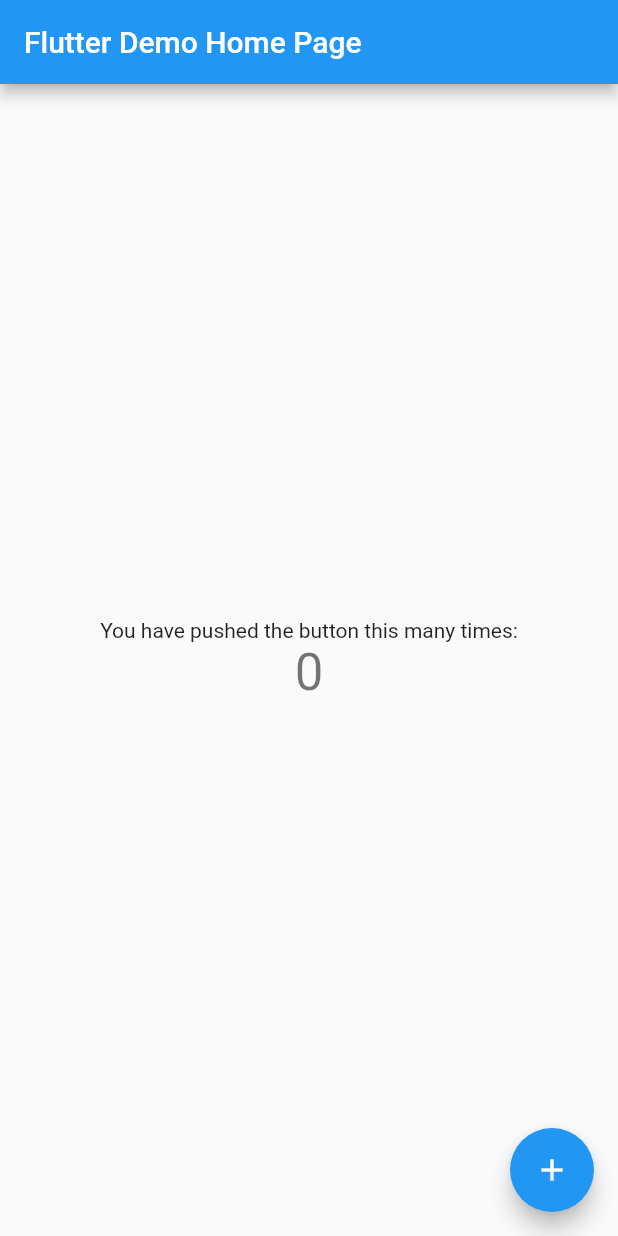
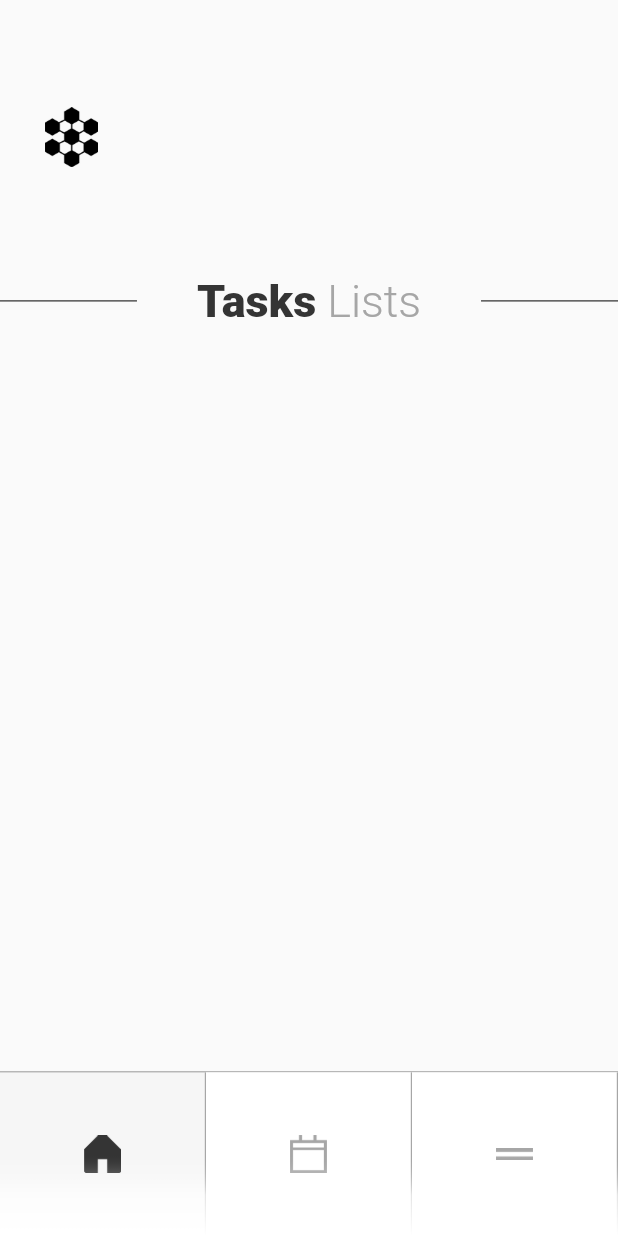
Before and after one commit to shamnex/flutter_challenges, a Flutter app: the screen it shows after launch, on a phone screen of 412 x 824 dp. Run offline on Flutter 3.47's test engine with Material 2 defaults, Android fonts, the phone set to English and light mode, and no system bars.

Commit message:
challenge 03: Built Bottom Appbar

```diff
--- a/03_task_manager/lib/main.dart
+++ b/03_task_manager/lib/main.dart
@@ -1,109 +1,6 @@
 import 'package:flutter/material.dart';
+import 'package:tasks_manager/src/app.dart';
 
-void main() => runApp(new MyApp());
-
-class MyApp extends StatelessWidget {
-  // This widget is the root of your application.
-  @override
-  Widget build(BuildContext context) {
-    return new MaterialApp(
-      title: 'Flutter Demo',
-      theme: new ThemeData(
-        // This is the theme of your application.
-        //
-        // Try running your application with "flutter run". You'll see the
-        // application has a blue toolbar. Then, without quitting the app, try
-        // changing the primarySwatch below to Colors.green and then invoke
-        // "hot reload" (press "r" in the console where you ran "flutter run",
-        // or press Run > Flutter Hot Reload in IntelliJ). Notice that the
-        // counter didn't reset back to zero; the application is not restarted.
-        primarySwatch: Colors.blue,
-      ),
-      home: new MyHomePage(title: 'Flutter Demo Home Page'),
-    );
-  }
+void main() {
+  runApp(App());
 }
-
-class MyHomePage extends StatefulWidget {
-  MyHomePage({Key key, this.title}) : super(key: key);
-
-  // This widget is the home page of your application. It is stateful, meaning
-  // that it has a State object (defined below) that contains fields that affect
-  // how it looks.
-
-  // This class is the configuration for the state. It holds the values (in this
-  // case the title) provided by the parent (in this case the App widget) and
-  // used by the build method of the State. Fields in a Widget subclass are
-  // always marked "final".
-
-  final String title;
-
-  @override
-  _MyHomePageState createState() => new _MyHomePageState();
-}
-
-class _MyHomePageState extends State<MyHomePage> {
-  int _counter = 0;
-
-  void _incrementCounter() {
-    setState(() {
-      // This call to setState tells the Flutter framework that something has
-      // changed in this State, which causes it to rerun the build method below
-      // so that the display can reflect the updated values. If we changed
-      // _counter without calling setState(), then the build method would not be
-      // called again, and so nothing would appear to happen.
-      _counter++;
-    });
-  }
-
-  @override
-  Widget build(BuildContext context) {
-    // This method is rerun every time setState is called, for instance as done
-    // by the _incrementCounter method above.
-    //
-    // The Flutter framework has been optimized to make rerunning build methods
-    // fast, so that you can just rebuild anything that needs updating rather
-    // than having to individually change instances of widgets.
-    return new Scaffold(
-      appBar: new AppBar(
-        // Here we take the value from the MyHomePage object that was created by
-        // the App.build method, and use it to set our appbar title.
-        title: new Text(widget.title),
-      ),
-      body: new Center(
-        // Center is a layout widget. It takes a single child and positions it
-        // in the middle of the parent.
-        child: new Column(
-          // Column is also layout widget. It takes a list of children and
-          // arranges them vertically. By default, it sizes itself to fit its
-          // children horizontally, and tries to be as tall as its parent.
-          //
-          // Invoke "debug paint" (press "p" in the console where you ran
-          // "flutter run", or select "Toggle Debug Paint" from the Flutter tool
-          // window in IntelliJ) to see the wireframe for each widget.
-          //
-          // Column has various properties to control how it sizes itself and
-          // how it positions its children. Here we use mainAxisAlignment to
-          // center the children vertically; the main axis here is the vertical
-          // axis because Columns are vertical (the cross axis would be
-          // horizontal).
-          mainAxisAlignment: MainAxisAlignment.center,
-          children: <Widget>[
-            new Text(
-              'You have pushed the button this many times:',
-            ),
-            new Text(
-              '$_counter',
-              style: Theme.of(context).textTheme.display1,
-            ),
-          ],
-        ),
-      ),
-      floatingActionButton: new FloatingActionButton(
-        onPressed: _incrementCounter,
-        tooltip: 'Increment',
-        child: new Icon(Icons.add),
-      ), // This trailing comma makes auto-formatting nicer for build methods.
-    );
-  }
-}
--- /dev/null
+++ b/03_task_manager/lib/src/app.dart
@@ -0,0 +1,14 @@
+import 'package:flutter/material.dart';
+import 'package:tasks_manager/src/screens/home_screen.dart';
+
+class App extends StatelessWidget {
+  Widget build(BuildContext context) {
+    return MaterialApp(
+      debugShowCheckedModeBanner: false,
+      theme: ThemeData(
+
+      ),
+      home: HomeScreen(),
+    );
+  }
+}
--- /dev/null
+++ b/03_task_manager/lib/src/data/constants.dart
@@ -0,0 +1,30 @@
+import 'package:flutter/painting.dart';
+import 'package:flutter/material.dart';
+
+class AppColors {
+  static const Color purple = const Color(0xFF3B2995);
+  static const Color red = const Color(0xFFde3434);
+  static const Color brown = const Color(0xFFc7a682);
+  static const Color lightGrey = const Color(0xFFa6a6a6);
+  static const Color black = const Color(0xFF343434);
+}
+
+class BGColors {
+  static List<Color> getAll() {
+    return [
+      const Color(0xFFf2e8da),
+      const Color(0xFFefefe7),
+      const Color(0xFFd2da75),
+      const Color(0xFFf7f7f7),
+    ];
+  }
+}
+
+class AppImages {
+  static const logo = "assets/graphics/logo.png";
+}
+class AppIcons {
+  static const home = "assets/icons/home.png";
+  static const calender = "assets/icons/calender.png";
+  static const burger = "assets/icons/burger.png";
+}
--- /dev/null
+++ b/03_task_manager/lib/src/screens/home_screen.dart
@@ -0,0 +1,51 @@
+import 'package:flutter/cupertino.dart';
+import 'package:flutter/material.dart';
+import 'package:tasks_manager/src/data/constants.dart';
+import 'package:tasks_manager/src/screens/tabs/burger_tab.dart';
+import 'package:tasks_manager/src/screens/tabs/calendar_tab.dart';
+import 'package:tasks_manager/src/screens/tabs/tasks_tab.dart';
+import 'package:tasks_manager/src/widgets/tm_bottom_appbar.dart';
+
+class HomeScreen extends StatefulWidget {
+  @override
+  State<HomeScreen> createState() {
+    return HomeScreenState();
+  }
+}
+
+class HomeScreenState extends State<HomeScreen> {
+  Widget _currentScreen;
+
+  final _tabs = [
+    TasksTab(),
+    CalendarTab(),
+    BurgerTab(),
+  ];
+
+  @override
+  void initState() {
+    _currentScreen = _tabs[0];
+    super.initState();
+  }
+
+  final List<String> items = [
+    AppIcons.home,
+    AppIcons.calender,
+    AppIcons.burger,
+  ];
+
+  @override
+  Widget build(BuildContext context) {
+    return Scaffold(
+      bottomNavigationBar: TMBottomAppBar(
+        onIndexChanged: (index) {
+          setState(() {
+            _currentScreen = _tabs[index];
+          });
+        },
+        items: items,
+      ),
+      body: _currentScreen,
+    );
+  }
+}
--- /dev/null
+++ b/03_task_manager/lib/src/screens/tabs/burger_tab.dart
@@ -0,0 +1,9 @@
+import 'package:flutter/material.dart';
+
+class BurgerTab extends StatelessWidget {
+  @override
+  Widget build(BuildContext context) {
+    // TODO: implement build
+    return Center(child: Text("Burger Tab"));
+  }
+}
--- /dev/null
+++ b/03_task_manager/lib/src/screens/tabs/calendar_tab.dart
@@ -0,0 +1,11 @@
+import 'package:flutter/material.dart';
+
+class CalendarTab extends StatelessWidget {
+  @override
+  Widget build(BuildContext context) {
+    // TODO: implement build
+    return Center(
+      child: Text("Burger Tab"),
+    );
+  }
+}
--- /dev/null
+++ b/03_task_manager/lib/src/screens/tabs/tasks_tab.dart
@@ -0,0 +1,72 @@
+import "package:flutter/material.dart";
+import 'package:tasks_manager/src/data/constants.dart';
+
+class TasksTab extends StatelessWidget {
+  @override
+  Widget build(BuildContext context) {
+    final double screenHeight = MediaQuery.of(context).size.height;
+
+    // TODO: implement build
+    return SafeArea(
+      child: Container(
+        child: Column(
+          children: [
+            _buildAppBar(screenHeight),
+            _buildTitle(screenHeight),
+          ],
+        ),
+      ),
+    );
+  }
+
+  Widget _buildAppBar(double screenHeight) {
+    return Container(
+      height: screenHeight / 4.5,
+      alignment: Alignment.centerLeft,
+      padding: const EdgeInsets.symmetric(horizontal: 30.0, vertical: 30.0),
+      child: Image.asset(
+        AppImages.logo,
+        height: 40.0,
+      ),
+    );
+  }
+
+  Widget _buildTitle(double screenHeight) {
+    return Container(
+      child: Row(
+        children: <Widget>[
+          Expanded(
+            child: Divider(
+              color: Colors.black,
+            ),
+          ),
+          Container(
+            margin: EdgeInsets.symmetric(horizontal: 40.0),
+            child: RichText(
+              text: TextSpan(
+                text: "Tasks",
+                style: TextStyle(
+                  color: AppColors.black,
+                  fontWeight: FontWeight.w900,
+                  fontSize: 30.0,
+                ),
+                children: [
+                  TextSpan(
+                      text: " Lists",
+                      style: TextStyle(
+                          fontWeight: FontWeight.w300,
+                          color: AppColors.lightGrey))
+                ],
+              ),
+            ),
+          ),
+          Expanded(
+            child: Divider(
+              color: Colors.black,
+            ),
+          ),
+        ],
+      ),
+    );
+  }
+}
--- /dev/null
+++ b/03_task_manager/lib/src/widgets/tm_bottom_appbar.dart
@@ -0,0 +1,134 @@
+import 'package:flutter/cupertino.dart';
+import 'package:flutter/material.dart';
+import 'package:tasks_manager/src/data/constants.dart';
+
+class TMBottomAppBar extends StatefulWidget {
+  final List<String> items;
+  final Function(int) onIndexChanged;
+  const TMBottomAppBar({
+    Key key,
+    @required this.items,
+    @required this.onIndexChanged,
+  }) : super(key: key);
+
+  @override
+  TMBottomAppBarState createState() {
+    return new TMBottomAppBarState();
+  }
+}
+
+class TMBottomAppBarState extends State<TMBottomAppBar> {
+  int currentIndex;
+
+  @override
+  void initState() {
+    currentIndex = 0;
+    // TODO: implement initState
+    super.initState();
+  }
+
+  @override
+  Widget build(BuildContext context) {
+    final screenHeight = MediaQuery.of(context).size.height;
+    return BottomAppBar(
+      elevation: 0.0,
+      color: Colors.white,
+      child: Builder(
+        builder: (BuildContext context) {
+          return Container(
+            foregroundDecoration: BoxDecoration(
+              backgroundBlendMode: BlendMode.screen,
+              gradient: new LinearGradient(
+                begin: Alignment(0.0, 0.0),
+                end: Alignment(0.00, 1.0),
+                colors: [
+                  Colors.transparent,
+                  Colors.white.withOpacity(0.7),
+                  Colors.white,
+                ],
+              ),
+            ),
+            decoration: BoxDecoration(
+              border: Border(
+                top: BorderSide(
+                  width: 0.8,
+                  color: AppColors.lightGrey,
+                ),
+              ),
+            ),
+            height: screenHeight / 7.5,
+            child: Row(
+              children: _buildItems(widget.items),
+            ),
+          );
+        },
+      ),
+    );
+  }
+
+  List<TMButtomAppBarItem> _buildItems(List<String> items) {
+    List<TMButtomAppBarItem> _ = [];
+
+    items.asMap().forEach((int index, String item) {
+      _.add(TMButtomAppBarItem(
+        assetIcon: item,
+        isActive: index == currentIndex,
+        onPressed: () {
+          widget.onIndexChanged(index);
+          setState(() {
+            currentIndex = index;
+          });
+        },
+      ));
+    });
+
+    return _;
+  }
+}
+
+class TMButtomAppBarItem extends StatelessWidget {
+  final VoidCallback onPressed;
+  final String assetIcon;
+  final bool isActive;
+  const TMButtomAppBarItem({
+    Key key,
+    @required this.assetIcon,
+    @required this.onPressed,
+    this.isActive = false,
+  }) : super(key: key);
+
+  @override
+  Widget build(BuildContext context) {
+    return Expanded(
+      child: CupertinoButton(
+        padding: EdgeInsets.all(0.0),
+        onPressed: onPressed,
+        child: Container(
+          decoration: BoxDecoration(
+            color:
+                isActive ? AppColors.lightGrey.withOpacity(0.1) : Colors.white,
+            border: Border(
+              right: BorderSide(
+                width: 0.8,
+                color: AppColors.lightGrey,
+              ),
+            ),
+          ),
+          alignment: Alignment.center,
+          child: ConstrainedBox(
+            constraints: BoxConstraints(
+              maxHeight: 25.0,
+              minHeight: 25.0,
+            ),
+            child: Image.asset(
+              assetIcon,
+              height: 25.0,
+              width: 25.0,
+              color: isActive ? AppColors.black : AppColors.lightGrey,
+            ),
+          ),
+        ),
+      ),
+    );
+  }
+}
```
Also changed, not shown: 1 other file.
